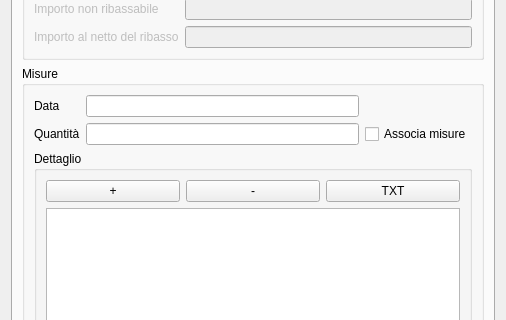
Qt form qcostgui/accountingitemppugui.ui (mickele77/qcost) before a commit; both pictures show x 0 to 506 and y 338 to 658 of the 506 by 793 pixel window.
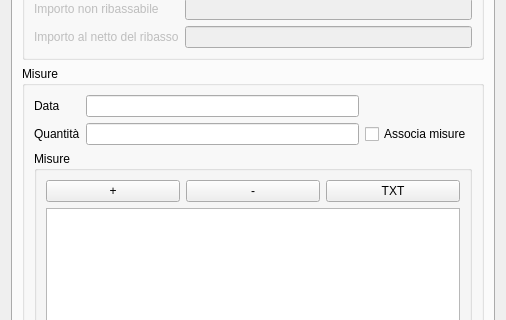
The same form after that commit.

What changed in the file:
```diff
--- a/qcostgui/accountingitemppugui.ui
+++ b/qcostgui/accountingitemppugui.ui
@@ -60,7 +60,7 @@
              </sizepolicy>
             </property>
             <property name="title">
-             <string>Dettaglio</string>
+             <string>Misure</string>
             </property>
             <layout class="QGridLayout" name="gridLayout_6">
              <item row="0" column="0">
```
Left out of the diff: 15 changed lines with no effect on the pictures.
